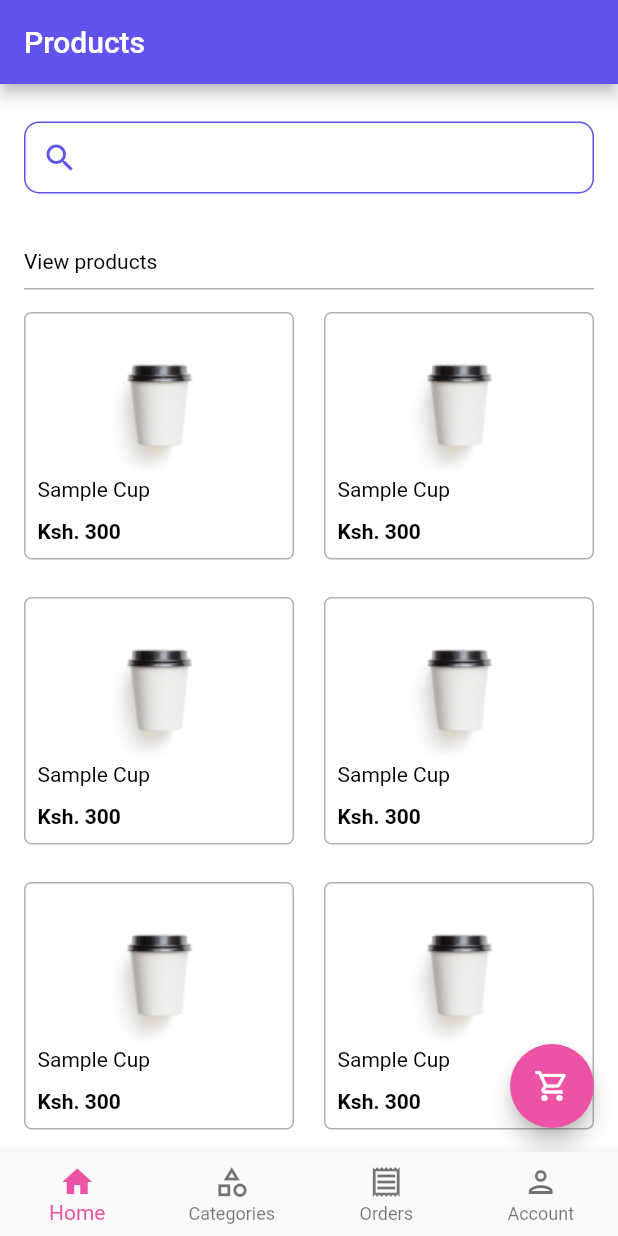
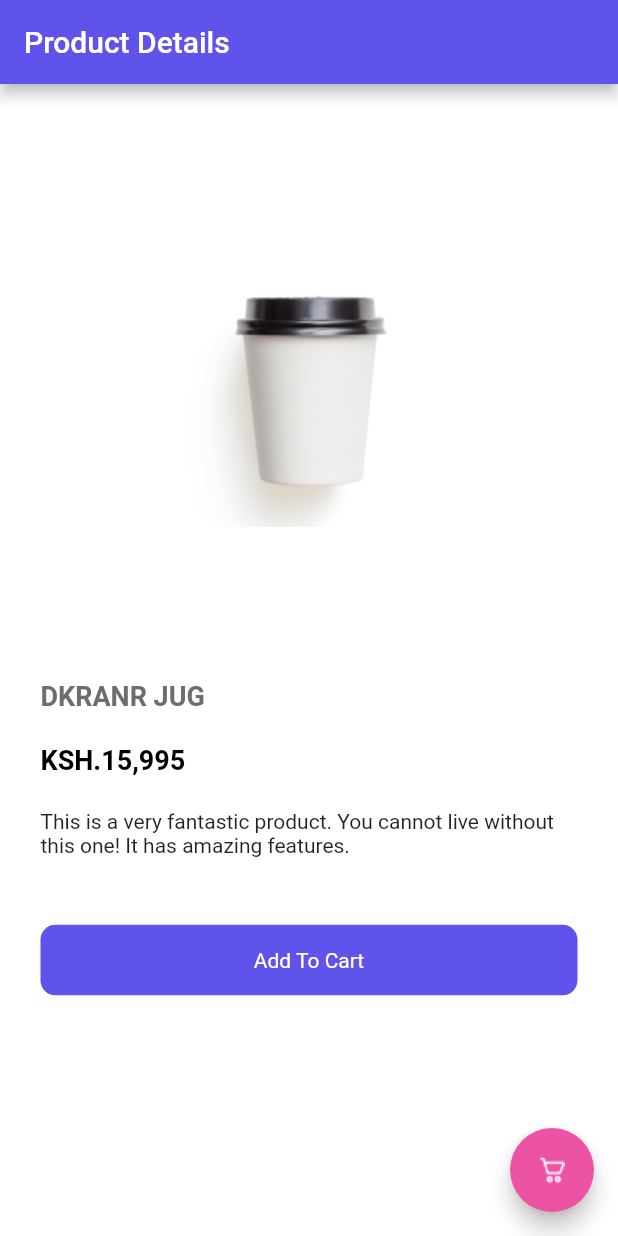
Before and after one commit to SamsonEshipillahPasili/ozcart, a Flutter app: the screen it shows after launch, on a phone screen of 412 x 824 dp. Run offline on Flutter 3.47's test engine with Material 2 defaults, Android fonts, the phone set to English and light mode, and no system bars; our stand-ins replace get; missing offline and left inert: dropdown_plus.

Commit message:
Added the product details screen

```diff
--- a/frontend/ozcart/lib/main.dart
+++ b/frontend/ozcart/lib/main.dart
@@ -4,6 +4,7 @@ import 'package:get/get_navigation/src/root/get_material_app.dart';
 import 'package:ozcart/screens/edit_account_screen.dart';
 import 'package:ozcart/screens/home_screen.dart';
 import 'package:ozcart/screens/login_screen.dart';
+import 'package:ozcart/screens/product_detail_screen.dart';
 import 'package:ozcart/screens/register_screen.dart';
 import 'package:ozcart/screens/splash_screen.dart';
 import 'package:ozcart/theme/theme.dart';
@@ -17,7 +18,7 @@ class MainApp extends StatelessWidget {
   Widget build(BuildContext context) {
     return GetMaterialApp(
       theme: theme,
-      home: HomeScreen(),
+      home: ProductDetailsScreen(),
       title: 'OzCart',
     );
   }
--- /dev/null
+++ b/frontend/ozcart/lib/screens/product_detail_screen.dart
@@ -0,0 +1,51 @@
+import 'package:dropdown_plus/dropdown_plus.dart';
+import 'package:flutter/material.dart';
+import 'package:get/get.dart';
+import 'package:ozcart/components/oz_dropdown.dart';
+import 'package:ozcart/components/oz_input_field.dart';
+import 'package:ozcart/components/oz_primary_button.dart';
+import 'package:ozcart/screens/cart_screens/cart_screen.dart';
+import 'package:ozcart/screens/order_payment.dart';
+
+class ProductDetailsScreen extends StatelessWidget {
+  @override
+  Widget build(BuildContext context) {
+    final fieldSpacer = SizedBox(height: 34);
+
+    return Scaffold(
+      backgroundColor: Colors.white,
+      appBar: AppBar(
+        title: Text('Product Details'),
+      ),
+      body: Padding(
+        padding: EdgeInsets.symmetric(horizontal: 27),
+        child: ListView(
+          children: [
+            SizedBox(height: 22),
+            Image.asset('assets/cup_large.png'),
+            Text(
+              'DKRANR JUG',
+              style: Theme.of(context).textTheme.headline6!.merge(
+                    TextStyle(
+                      color: Color(0xff6D6D6D),
+                    ),
+                  ),
+            ),
+            SizedBox(height: 22),
+            Text('KSH.15,995', style: Theme.of(context).textTheme.headline5),
+            SizedBox(height: 22),
+            Text('This is a very fantastic product. '
+                'You cannot live without this one! '
+                'It has amazing features.'),
+            SizedBox(height: 45),
+            OzPrimaryButton(text: 'Add To Cart', onTap: () {})
+          ],
+        ),
+      ),
+      floatingActionButton: FloatingActionButton(
+        onPressed: () => Get.to(() => CartScreen()),
+        child: Image.asset('assets/cart2.png'),
+      ),
+    );
+  }
+}
```
Also changed, not shown: frontend/ozcart/assets/cart2.png (added).
